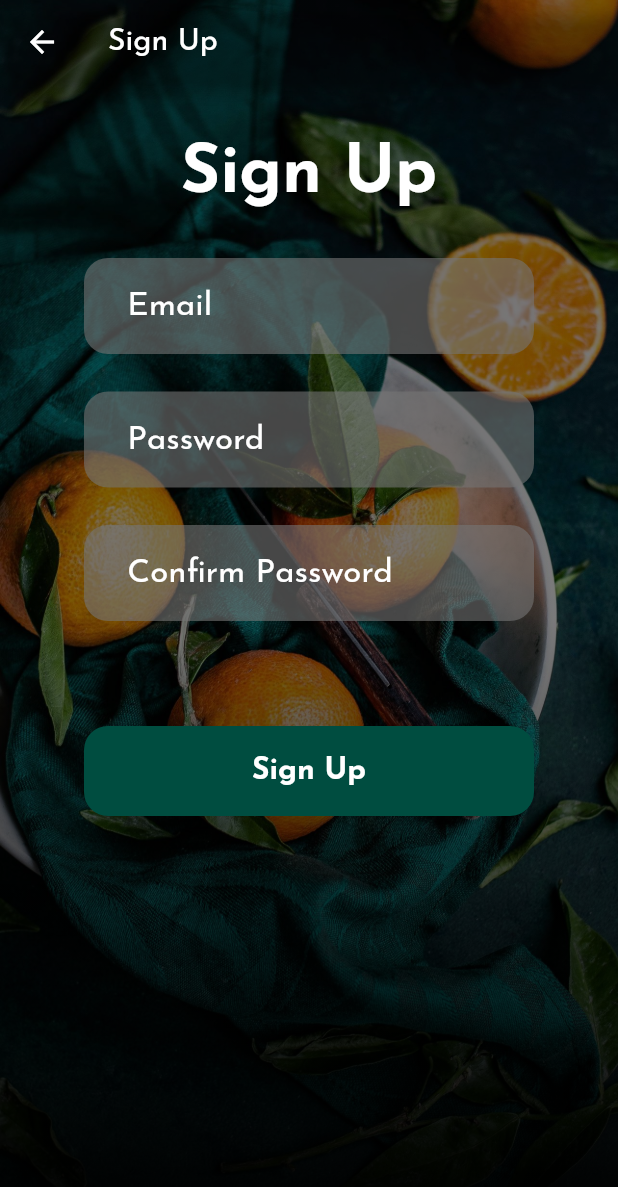
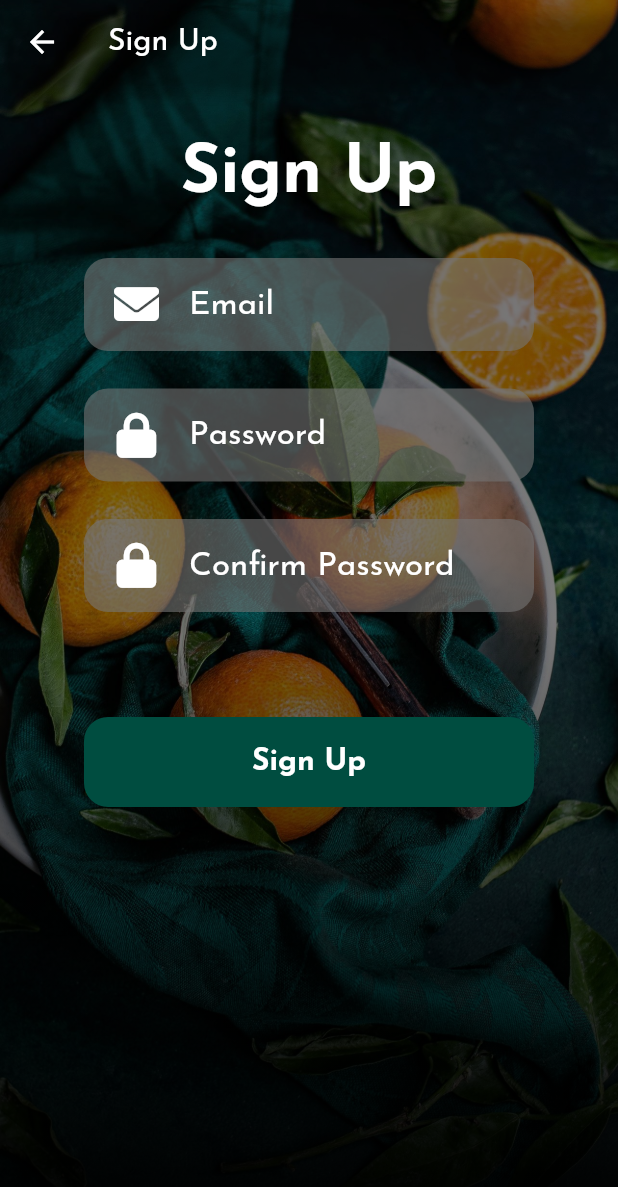
Before and after one commit to Software-Engineering-Project-Group-14/my_diet_guide, a Flutter app: the SignUp screen opened by its route, on a phone screen of 412 x 824 dp. Shown: the top 1187 px of the screen. Run offline on Flutter 3.47's test engine with Material 2 defaults, Android fonts, the phone set to English and light mode, and no system bars; our stand-ins replace cloud_firestore, device_preview, email_validator, firebase_auth, firebase_core, flutter_rating_bar and 2 more; accounts and stored records are empty.

Commit message:
signup ui

```diff
--- a/lib/screens/signup.dart
+++ b/lib/screens/signup.dart
@@ -1,6 +1,7 @@
 import 'package:cloud_firestore/cloud_firestore.dart';
 import 'package:firebase_auth/firebase_auth.dart';
 import 'package:flutter/material.dart';
+import 'package:font_awesome_flutter/font_awesome_flutter.dart';
 import 'package:my_diet_guide/screens/user_details_form.dart';
 import 'package:my_diet_guide/widgets/background_image.dart';
 import 'package:my_diet_guide/widgets/palatte.dart';
@@ -103,8 +104,6 @@ class _SignUpState extends State<SignUp> {
                           borderRadius: BorderRadius.circular(16),
                         ),
                         width: 300,
-                        child: Padding(
-                          padding: const EdgeInsets.all(8.0),
                         child: Center(
                           child: TextField(
                             style: TextStyle(
@@ -118,14 +117,21 @@ class _SignUpState extends State<SignUp> {
                                   color: Colors.red[1000]
                               ),
                               contentPadding: EdgeInsets.symmetric(
-                                    vertical: 0),
+                                  vertical: 20),
                               border: InputBorder.none,
-                                hintText: '   Email',
+                              hintText: 'Email',
                               hintStyle: TextStyle(
                                   fontSize: 22,
                                   color: Colors.white
                               ),
+                                prefixIcon: Padding(
+                                  padding: EdgeInsets.symmetric(horizontal: 20),
+                                  child: Icon(
+                                    FontAwesomeIcons.solidEnvelope,
+                                    color: Colors.white,
+                                    size: 30,
                                   ),
+                                )
                             ),
                           ),
                         ),
@@ -140,10 +146,9 @@ class _SignUpState extends State<SignUp> {
                           borderRadius: BorderRadius.circular(16),
                         ),
                         width: 300,
-                        child: Padding(
-                          padding: const EdgeInsets.all(8.0),
                         child: Center(
                           child: TextField(
+                            obscureText: true,
                             style: TextStyle(
                               fontSize: 22,
                               color: Colors.white,
@@ -155,12 +160,19 @@ class _SignUpState extends State<SignUp> {
                                   color: Colors.red[1000]
                               ),
                               contentPadding: EdgeInsets.symmetric(
-                                    vertical: 0),
+                                  vertical: 20),
                               border: InputBorder.none,
-                                hintText: '   Password',
+                              hintText: 'Password',
                               hintStyle: TextStyle(
                                   fontSize: 22,
                                   color: Colors.white
+                              ),
+                              prefixIcon: Padding(
+                                padding: const EdgeInsets.symmetric(horizontal: 20),
+                                child: Icon(
+                                  FontAwesomeIcons.lock,
+                                  color: Colors.white,
+                                  size: 30,
                                 ),
                               ),
                             ),
@@ -176,10 +188,9 @@ class _SignUpState extends State<SignUp> {
                           borderRadius: BorderRadius.circular(16),
                         ),
                         width: 300,
-                        child: Padding(
-                          padding: const EdgeInsets.all(8.0),
                         child: Center(
                           child: TextField(
+                            obscureText: true,
                             style: TextStyle(
                               fontSize: 22,
                               color: Colors.white,
@@ -191,12 +202,19 @@ class _SignUpState extends State<SignUp> {
                                   color: Colors.red[1000]
                               ),
                               contentPadding: EdgeInsets.symmetric(
-                                    vertical: 0),
+                                  vertical: 20),
                               border: InputBorder.none,
-                                hintText: '   Confirm Password',
+                              hintText: 'Confirm Password',
                               hintStyle: TextStyle(
                                   fontSize: 22,
                                   color: Colors.white
+                              ),
+                              prefixIcon: Padding(
+                                padding: const EdgeInsets.symmetric(horizontal: 20),
+                                child: Icon(
+                                  FontAwesomeIcons.lock,
+                                  color: Colors.white,
+                                  size: 30,
                                 ),
                               ),
                             ),
```
Lines whose indentation alone changed are shown as unchanged.
